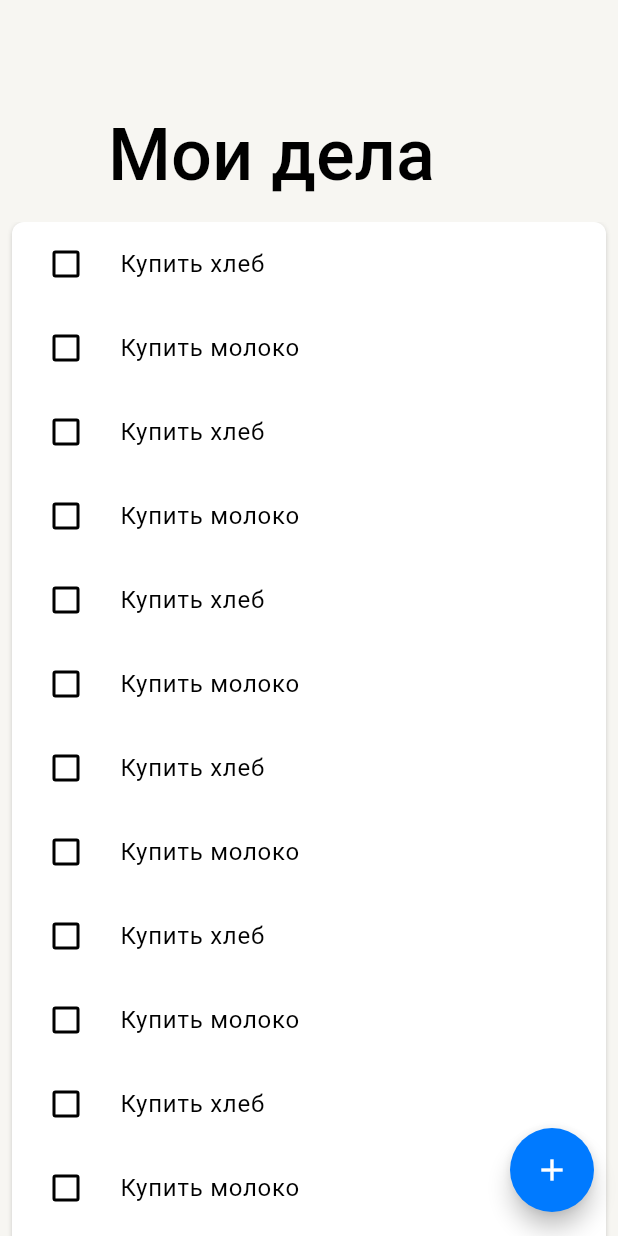
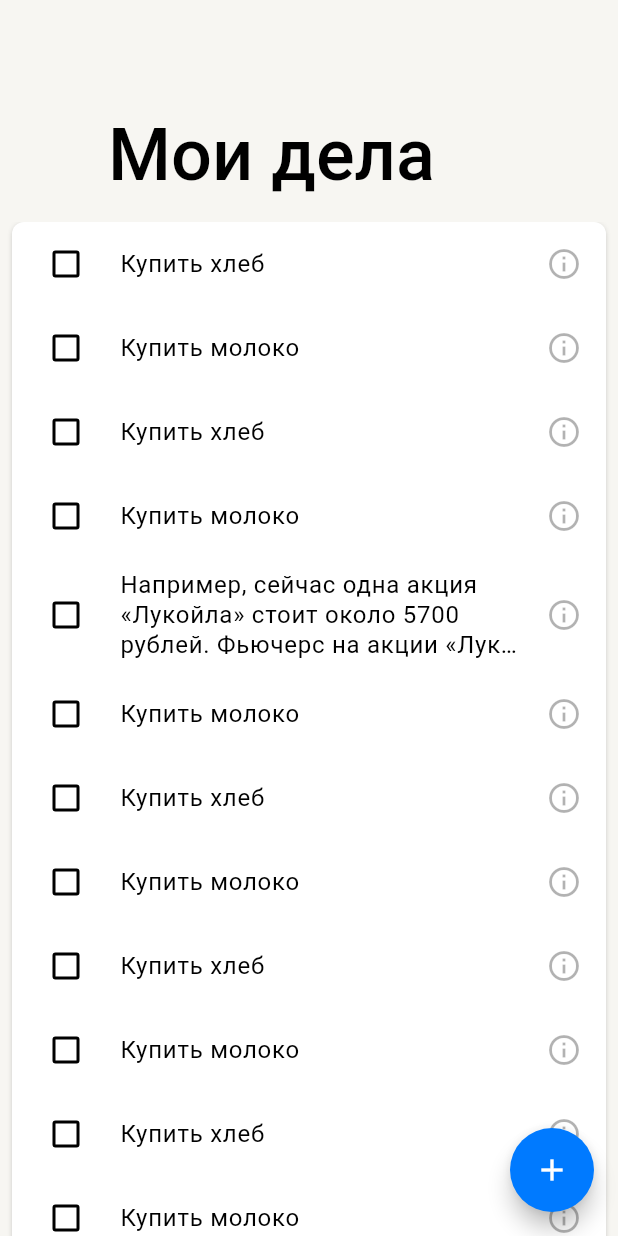
Before and after one commit to Strafe0/school_todo_list, a Flutter app: the screen it shows after launch, on a phone screen of 412 x 824 dp. Run offline on Flutter 3.47's test engine with Material 3 defaults, Android fonts, the phone set to English and light mode, and no system bars.

Commit message:
UI changes and moving ui files to presentation folder

```diff
--- a/lib/main.dart
+++ b/lib/main.dart
@@ -1,6 +1,6 @@
 import 'package:flutter/material.dart';
-import 'package:school_todo_list/themes.dart';
-import 'package:school_todo_list/todo_list_screen.dart';
+import 'package:school_todo_list/presentation/themes.dart';
+import 'package:school_todo_list/presentation/todo_list_screen.dart';
 
 void main() {
   runApp(const MyApp());
--- a/lib/themes.dart
+++ b/lib/presentation/themes.dart
@@ -10,6 +10,7 @@ final lightTheme = ThemeData(
     onPrimary: Color(0xFFFFFFFF),
     secondary: Color(0xFF34C759),
     onSecondary: Color(0xFFFFFFFF),
+    tertiary: Color(0x4D000000),
     error: Color(0xFFFF3830),
     onError: Color(0xFFFFFFFF),
     surface: Color(0xFFF7F6F2),
@@ -33,6 +34,7 @@ final darkTheme = ThemeData(
     onPrimary: Color(0xFFFFFFFF),
     secondary: Color(0xFF32D74B),
     onSecondary: Color(0xFFFFFFFF),
+    tertiary: Color(0x66FFFFFF),
     error: Color(0xFFFF453A),
     onError: Color(0xFFFFFFFF),
     surface: Color(0xFF161618),
--- a/lib/todo_list_screen.dart
+++ b/lib/presentation/todo_list_screen.dart
@@ -1,12 +1,33 @@
 import 'package:flutter/material.dart';
-import 'package:school_todo_list/themes.dart';
+import 'package:school_todo_list/domain/task.dart';
+import 'package:school_todo_list/presentation/themes.dart';
 
 final todos = List.generate(
-    30, (index) => index % 2 == 0 ? 'Купить хлеб' : 'Купить молоко');
+  30,
+  (index) {
+    if (index == 4) {
+      return Task(title: 'Например, сейчас одна акция «Лукойла» стоит '
+      'около 5700 рублей. Фьючерс на акции «Лукойла» — это, например, '
+      'договор между покупателем и продавцом о том, что покупатель купит '
+      'акции «Лукойла» у продавца по цене 5700 рублей через 3 месяца. '
+      'При этом не важно, какая цена будет у акций через 3 месяца: '
+      'цена сделки между покупателем и продавцом все равно останется 5700 рублей. '
+      'Если реальная цена акции через три месяца не останется прежней, '
+      'одна из сторон в любом случае понесет убытки.');
+    }
 
-class TodoListScreen extends StatelessWidget {
+    return index % 2 == 0 ? Task(title: 'Купить хлеб') : Task(title: 'Купить молоко');
+  },
+);
+
+class TodoListScreen extends StatefulWidget {
   const TodoListScreen({super.key});
 
+  @override
+  State<TodoListScreen> createState() => _TodoListScreenState();
+}
+
+class _TodoListScreenState extends State<TodoListScreen> {
   @override
   Widget build(BuildContext context) {
     return SafeArea(
@@ -23,9 +44,9 @@ class TodoListScreen extends StatelessWidget {
               surfaceTintColor: Colors.transparent,
               flexibleSpace: FlexibleSpaceBar(
                 title: Text(
-                      "Мои дела",
-                      style: Theme.of(context).textTheme.titleLarge,
-                    ),
+                  "Мои дела",
+                  style: Theme.of(context).textTheme.titleLarge,
+                ),
               ),
             ),
             SliverPadding(
@@ -85,13 +106,52 @@ class TodoListScreen extends StatelessWidget {
                           debugPrint("Dismissible direction: $direction");
                         },
                         confirmDismiss: (direction) {
+                          if (direction == DismissDirection.startToEnd) {
+                            setState(() {
+                              todos[index].toggle();
+                            });
+                          } else if (direction == DismissDirection.endToStart) {
+                            setState(() {
+                              todos.removeAt(index);
+                            });
+                          }
+
                           return Future.value(false);
                         },
                         child: CheckboxListTile(
+                          contentPadding: const EdgeInsets.symmetric(
+                            horizontal: 16.0,
+                          ),
                           controlAffinity: ListTileControlAffinity.leading,
-                          value: false,
-                          onChanged: (bool? value) {},
-                          title: Text(todos[index]),
+                          value: todos[index].isCompleted,
+                          onChanged: (bool? value) {
+                            setState(() {
+                              todos[index].toggle();
+                            });
+                          },
+                          title: Text(
+                            todos[index].title,
+                            maxLines: 3,
+                            overflow: TextOverflow.ellipsis,
+                            style: TextStyle(
+                              decoration: todos[index].isCompleted
+                                  ? TextDecoration.lineThrough
+                                  : null,
+                            ),
+                          ),
+                          secondary: SizedBox(
+                            height: 24,
+                            width: 24,
+                            child: IconButton(
+                              padding: EdgeInsets.zero,
+                              onPressed: () {},
+                              icon: Icon(
+                                Icons.info_outline,
+                                color: Theme.of(context).colorScheme.tertiary,
+                                size: 24,
+                              ),
+                            ),
+                          ),
                         ),
                       );
                     },
```
